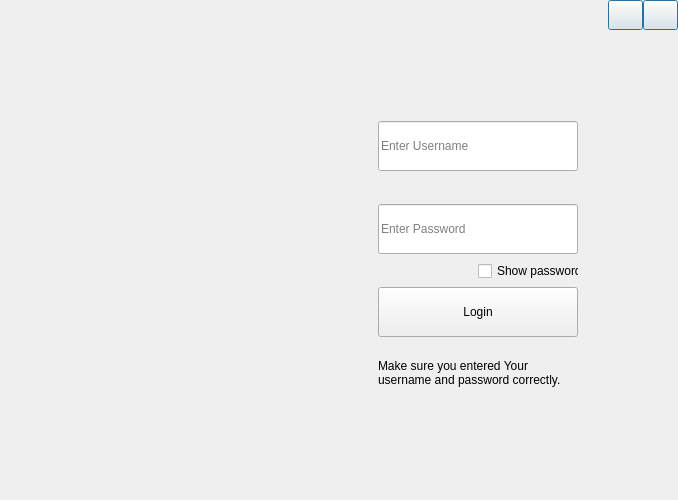
First picture: the form in login.ui, repository Porcupine1/School_Library_System, before the edit.
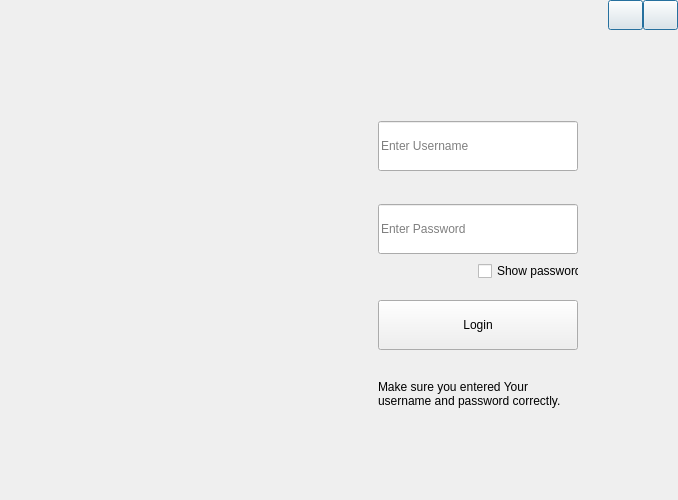
Second picture: the form after the edit. Icons and pictures are not drawn.

Commit message: udated dashboard interface

What changed in the file:
```diff
--- a/login.ui
+++ b/login.ui
@@ -28,7 +28,7 @@
      <x>278</x>
      <y>120</y>
      <width>400</width>
-     <height>300</height>
+     <height>321</height>
     </rect>
    </property>
    <property name="styleSheet">
@@ -38,7 +38,7 @@
     <property name="geometry">
      <rect>
       <x>100</x>
-      <y>239</y>
+      <y>260</y>
       <width>200</width>
       <height>31</height>
      </rect>
@@ -76,7 +76,7 @@
     <property name="geometry">
      <rect>
       <x>100</x>
-      <y>167</y>
+      <y>180</y>
       <width>200</width>
       <height>50</height>
      </rect>
```
The commit also changes 3 other files.
